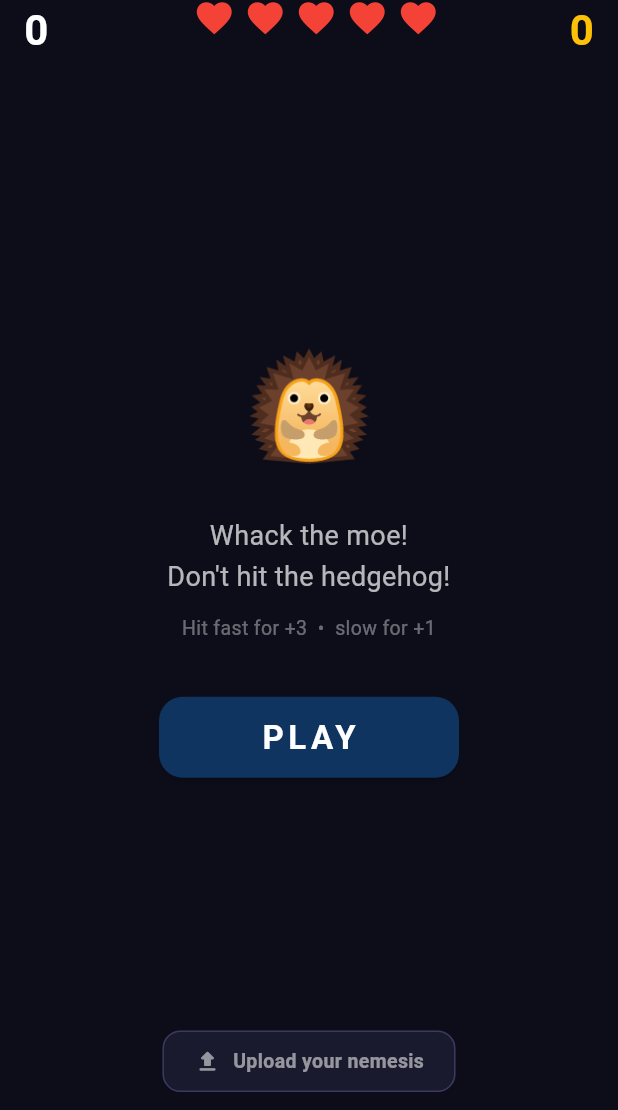
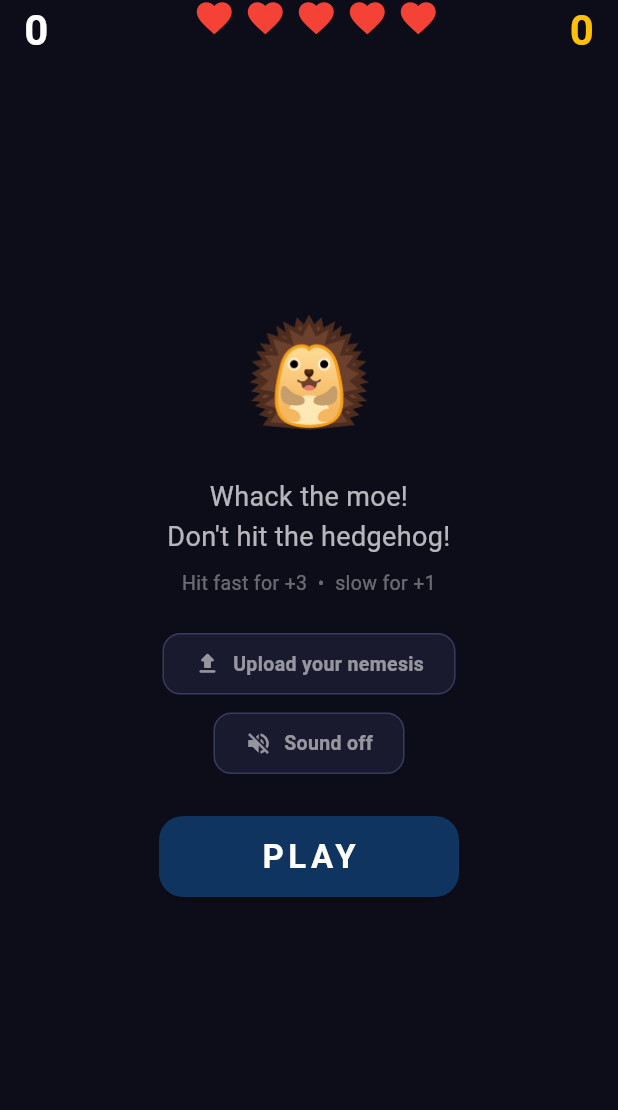
Before and after one commit to mimitantono/whackamoe, a Flutter app: the screen it shows after launch, after a tap on "PLAY", on a phone screen of 412 x 824 dp, the part 126-1236 px from its top. Run offline on Flutter 3.47's test engine with Material 3 defaults, Android fonts, the phone set to English and light mode, and no system bars; our stand-ins replace audioplayers, image_picker, shared_preferences.

Commit message:
Add sound effect and icon

```diff
--- a/lib/screens/game_screen.dart
+++ b/lib/screens/game_screen.dart
@@ -6,6 +6,7 @@ import 'package:image_picker/image_picker.dart';
 import 'package:shared_preferences/shared_preferences.dart';
 import '../models/difficulty.dart';
 import '../models/game_state.dart';
+import '../services/sound_service.dart';
 import '../widgets/hole_widget.dart';
 
 // ── Floating popup (score or broken heart) ────────────────────────────────────
@@ -58,6 +59,7 @@ class _GameScreenState extends State<GameScreen> with TickerProviderStateMixin {
   bool _started = false;
   int _highScore = 0;
 
+  late final SoundService _sounds;
   final List<_Popup> _popups = [];
 
   // GlobalKey per hole so we can look up each hole's screen position.
@@ -70,6 +72,8 @@ class _GameScreenState extends State<GameScreen> with TickerProviderStateMixin {
   @override
   void initState() {
     super.initState();
+    _sounds = SoundService();
+    _sounds.init().then((_) { if (mounted) setState(() {}); });
     _resetHoleState();
     _loadHighScore();
   }
@@ -171,6 +175,7 @@ class _GameScreenState extends State<GameScreen> with TickerProviderStateMixin {
         _holeCooldownTimers[index] = Timer(const Duration(milliseconds: 750), () {
           _holeCoolingDown[index] = false;
         });
+        _sounds.playMiss();
         _showPopup(index: index, label: '💨', color: Colors.white60);
       }
     } else {
@@ -221,6 +226,7 @@ class _GameScreenState extends State<GameScreen> with TickerProviderStateMixin {
       _holeAppearTimes[index] = null;
       final newScore = _state.score + points;
       setState(() => _state = _state.copyWith(holes: newHoles, score: newScore));
+      _sounds.playWhack();
       _showPopup(
         index: index,
         label: '+$points',
@@ -233,6 +239,7 @@ class _GameScreenState extends State<GameScreen> with TickerProviderStateMixin {
       final newHp = (_state.hp - 2).clamp(0, GameState.maxHp);
       final gameOver = newHp <= 0;
       setState(() => _state = _state.copyWith(holes: newHoles, hp: newHp, isGameOver: gameOver));
+      _sounds.playHedgehog();
       _showPopup(index: index, label: '💔', color: Colors.red);
       _shakeControllers[index].forward(from: 0);
       if (gameOver) {
@@ -296,6 +303,7 @@ class _GameScreenState extends State<GameScreen> with TickerProviderStateMixin {
     for (final t in _holeTimers) { t?.cancel(); }
     for (final t in _holeCooldownTimers) { t?.cancel(); }
     for (final c in _shakeControllers) { c.dispose(); }
+    _sounds.dispose();
     super.dispose();
   }
 
@@ -345,7 +353,13 @@ class _GameScreenState extends State<GameScreen> with TickerProviderStateMixin {
                                 holeKeys: _holeKeys,
                                 onTap: _onHoleTap,
                               )
-                            : _StartPrompt(onStart: _startGame),
+                            : _StartPrompt(
+                                onStart: _startGame,
+                                hasCustomImage: _customImageBytes != null,
+                                onPickImage: _pickImage,
+                                muted: _sounds.muted,
+                                onToggleMute: () { _sounds.toggleMute(); setState(() {}); },
+                              ),
                         // Floating popups anchored to their hole.
                         for (final popup in _popups)
                           AnimatedBuilder(
@@ -373,8 +387,6 @@ class _GameScreenState extends State<GameScreen> with TickerProviderStateMixin {
                       ],
                     ),
                   ),
-                  const SizedBox(height: 16),
-                  _UploadButton(hasCustom: _customImageBytes != null, onTap: _pickImage),
                   const SizedBox(height: 12),
                 ],
               ),
@@ -532,7 +544,18 @@ class _HoleGrid extends StatelessWidget {
 
 class _StartPrompt extends StatelessWidget {
   final VoidCallback onStart;
-  const _StartPrompt({required this.onStart});
+  final bool hasCustomImage;
+  final VoidCallback onPickImage;
+  final bool muted;
+  final VoidCallback onToggleMute;
+
+  const _StartPrompt({
+    required this.onStart,
+    required this.hasCustomImage,
+    required this.onPickImage,
+    required this.muted,
+    required this.onToggleMute,
+  });
 
   @override
   Widget build(BuildContext context) {
@@ -540,19 +563,52 @@ class _StartPrompt extends StatelessWidget {
       mainAxisAlignment: MainAxisAlignment.center,
       children: [
         const Text('🦔', style: TextStyle(fontSize: 72)),
-        const SizedBox(height: 24),
+        const SizedBox(height: 20),
         const Text(
           'Whack the moe!\nDon\'t hit the hedgehog!',
           textAlign: TextAlign.center,
           style: TextStyle(color: Colors.white70, fontSize: 18, height: 1.5),
         ),
-        const SizedBox(height: 12),
+        const SizedBox(height: 8),
         const Text(
           'Hit fast for +3  •  slow for +1',
           textAlign: TextAlign.center,
           style: TextStyle(color: Colors.white38, fontSize: 13),
         ),
-        const SizedBox(height: 36),
+        const SizedBox(height: 24),
+        _UploadButton(hasCustom: hasCustomImage, onTap: onPickImage),
+        const SizedBox(height: 12),
+        GestureDetector(
+          onTap: onToggleMute,
+          child: Container(
+            padding: const EdgeInsets.symmetric(horizontal: 20, vertical: 10),
+            decoration: BoxDecoration(
+              color: const Color(0xFF1A1A2E),
+              borderRadius: BorderRadius.circular(12),
+              border: Border.all(color: const Color(0xFF3A3A5E)),
+            ),
+            child: Row(
+              mainAxisSize: MainAxisSize.min,
+              children: [
+                Icon(
+                  muted ? Icons.volume_off : Icons.volume_up,
+                  color: Colors.white54,
+                  size: 18,
+                ),
+                const SizedBox(width: 8),
+                Text(
+                  muted ? 'Sound off' : 'Sound on',
+                  style: const TextStyle(
+                    color: Colors.white54,
+                    fontSize: 13,
+                    fontWeight: FontWeight.w600,
+                  ),
+                ),
+              ],
+            ),
+          ),
+        ),
+        const SizedBox(height: 28),
         SizedBox(
           width: 200, height: 54,
           child: ElevatedButton(
--- /dev/null
+++ b/lib/services/sound_service.dart
@@ -0,0 +1,39 @@
+import 'package:audioplayers/audioplayers.dart';
+import 'package:shared_preferences/shared_preferences.dart';
+
+class SoundService {
+  static const _muteKey = 'whackamoe_muted';
+
+  final AudioPlayer _whackPlayer = AudioPlayer();
+  final AudioPlayer _missPlayer = AudioPlayer();
+  final AudioPlayer _hedgehogPlayer = AudioPlayer();
+
+  bool _muted = true;
+  bool get muted => _muted;
+
+  SoundService() {
+    for (final p in [_whackPlayer, _missPlayer, _hedgehogPlayer]) {
+      p.setReleaseMode(ReleaseMode.stop);
+    }
+  }
+
+  Future<void> init() async {
+    final prefs = await SharedPreferences.getInstance();
+    _muted = prefs.getBool(_muteKey) ?? true;
+  }
+
+  void toggleMute() {
+    _muted = !_muted;
+    SharedPreferences.getInstance().then((p) => p.setBool(_muteKey, _muted));
+  }
+
+  void playWhack()    { if (!_muted) _whackPlayer.play(AssetSource('sounds/whack.mp3')); }
+  void playMiss()     { if (!_muted) _missPlayer.play(AssetSource('sounds/miss.mp3')); }
+  void playHedgehog() { if (!_muted) _hedgehogPlayer.play(AssetSource('sounds/hedgehog.mp3')); }
+
+  void dispose() {
+    _whackPlayer.dispose();
+    _missPlayer.dispose();
+    _hedgehogPlayer.dispose();
+  }
+}
```
Also changed, not shown: pubspec.yaml (+15 -0 lines), assets/icon/icon.png (added), pubspec.lock, 43 other files.
